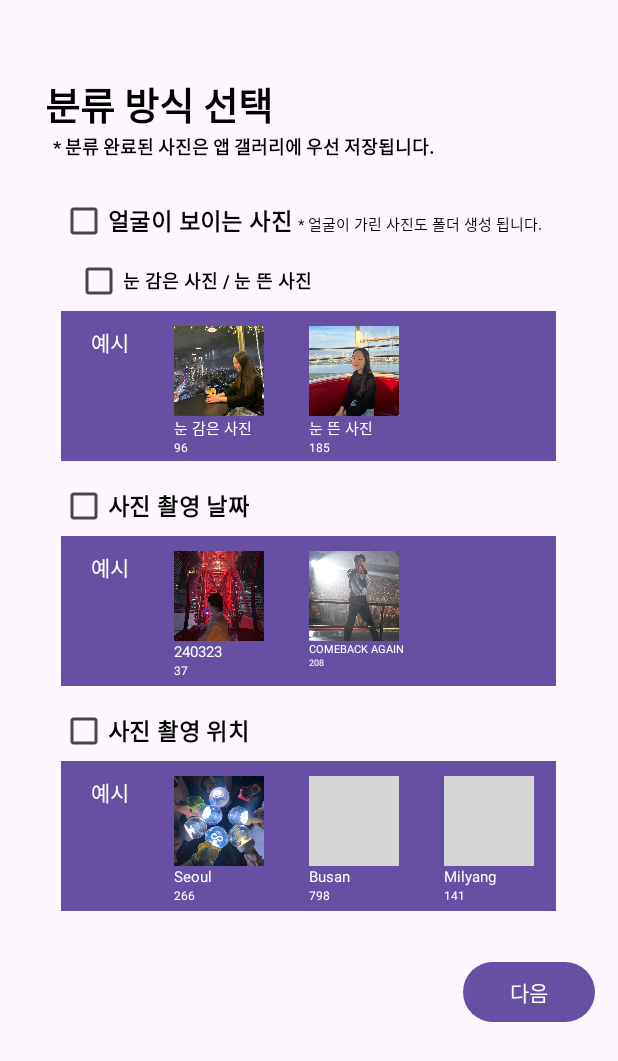
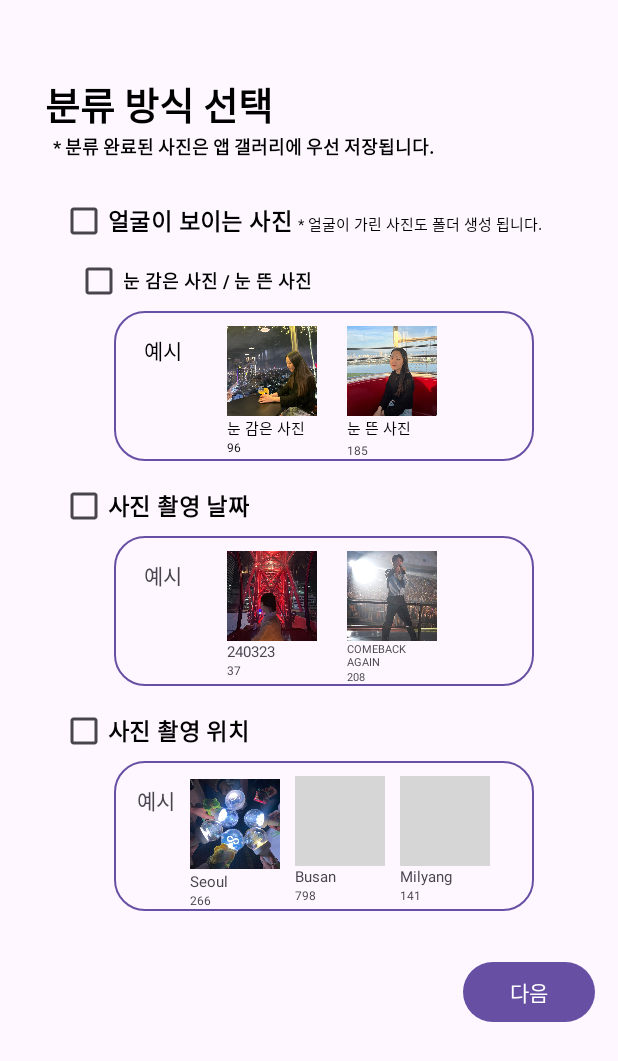
Before and after one commit to Jeongsunga/Image-Classification-Application, an Android app: the Filter screen opened directly, with no data from a screen before it, on a phone screen of 412 x 824 dp. Shown: the top 1061 px of the screen. Run offline under Robolectric (Android 15) with nearby library versions, the phone set to English and light mode, and no system bars; grey boxes are pictures that could not be loaded.

Commit message:
앱 UI 개선

```diff
--- a/app/src/main/java/com/example/picutre/DateFilter.java
+++ b/app/src/main/java/com/example/picutre/DateFilter.java
@@ -70,7 +70,16 @@ public class DateFilter extends AppCompatActivity {
                             MaterialDatePicker materialDatePicker = MaterialDatePicker.Builder.datePicker()
                                     .setTitleText("Date Picker")
                                     .setSelection(today).build(); // 오늘 날짜 셋팅
-                            materialDatePicker.show(getSupportFragmentManager(), "DATE_PICKER");
+                            materialDatePicker.show(getSupportFragmentManager(), "DATE_PICKER"); //여기까진 잘됨
+                            if (selectedCalendar.before(currentCalendar)){
+                                SimpleDateFormat simpleDateFormat = new SimpleDateFormat("yyyy년 MM월 dd일");
+                                Date date = new Date();
+                                date.setTime(selection);
+
+                                String dateString = simpleDateFormat.format(date);
+
+                                tv_date.setText(dateString);
+                            }
 
                             // 당일 까지 선택 가능
                         }else if (selectedCalendar.before(currentCalendar)){
@@ -108,6 +117,7 @@ public class DateFilter extends AppCompatActivity {
                                 selectedCalendar2.setTimeInMillis(selection.second);
                                 Calendar currentCalendar = Calendar.getInstance();
 
+                                //양 일이 같은 날짜일 때
                                 if(selectedCalendar1.equals(selectedCalendar2) ) {
                                     Toast toast = Toast.makeText(getApplicationContext(), "같은 날짜는 선택 불가합니다.\n다시 선택해 주세요.",Toast.LENGTH_SHORT);
                                     toast.show();
@@ -116,6 +126,23 @@ public class DateFilter extends AppCompatActivity {
                                             .setTitleText("Date Picker").build();
 
                                     materialDatePicker.show(getSupportFragmentManager(), "DATE_PICKER");
+                                    if(!selectedCalendar1.equals(selectedCalendar2)) {
+                                        SimpleDateFormat simpleDateFormat = new SimpleDateFormat("yyyy년 MM월 dd일");
+
+                                        Date date1 = new Date();
+                                        Date date2 = new Date();
+
+                                        date1.setTime(selection.first);
+                                        date2.setTime(selection.second);
+
+                                        String dateString1 = simpleDateFormat.format(date1);
+                                        String dateString2 = simpleDateFormat.format(date2);
+
+                                        tv_date.setText("시작일 : " + dateString1 + "\n" + "마감일 : " + dateString2);
+                                    }
+
+
+                                //시작일이나 마감일이 미래일 때
                                 }else if(selectedCalendar1.after(currentCalendar) || selectedCalendar2.after(currentCalendar)) {
                                     Toast toast = Toast.makeText(getApplicationContext(), "미래 날짜는 선택 불가합니다.\n다시 선택해 주세요.",Toast.LENGTH_SHORT);
                                     toast.show();
@@ -124,6 +151,20 @@ public class DateFilter extends AppCompatActivity {
                                             .setTitleText("Date Picker").build();
 
                                     materialDatePicker.show(getSupportFragmentManager(), "DATE_PICKER");
+                                    if(!(selectedCalendar1.after(currentCalendar) || selectedCalendar2.after(currentCalendar))) {
+                                        SimpleDateFormat simpleDateFormat = new SimpleDateFormat("yyyy년 MM월 dd일");
+
+                                        Date date1 = new Date();
+                                        Date date2 = new Date();
+
+                                        date1.setTime(selection.first);
+                                        date2.setTime(selection.second);
+
+                                        String dateString1 = simpleDateFormat.format(date1);
+                                        String dateString2 = simpleDateFormat.format(date2);
+
+                                        tv_date.setText("시작일 : " + dateString1 + "\n" + "마감일 : " + dateString2);
+                                    }
                                 }
 
                                 SimpleDateFormat simpleDateFormat = new SimpleDateFormat("yyyy년 MM월 dd일");
--- a/app/src/main/java/com/example/picutre/GalleryList.java
+++ b/app/src/main/java/com/example/picutre/GalleryList.java
@@ -84,10 +84,6 @@ public class GalleryList extends AppCompatActivity {
             }
             cursor.close();
 
-            //for (Map.Entry<String, String> entry : folderMap.entrySet()) {
-            //    folderItems.add(new FolderItem(entry.getKey(), entry.getValue()));
-            //}
-
             for(Map.Entry<String, Integer> entry : folderCountMap.entrySet()) {
                 String folderName = entry.getKey();
                 int count = entry.getValue();
--- a/app/src/main/java/com/example/picutre/MainActivity.java
+++ b/app/src/main/java/com/example/picutre/MainActivity.java
@@ -62,7 +62,7 @@ public class MainActivity extends AppCompatActivity {
 
         if (isAllowed) {
             // 권한이 이미 허용된 경우, 메인 콘텐츠를 로드
-            //showPermissionDialog();  실행이 잘 되는지만 확인하기 위해 기입해놓은 코드, 잘 동작됨을 확인한 이후에는 지울 예정
+            //showPermissionDialog();  //실행이 잘 되는지만 확인하기 위해 기입해놓은 코드, 잘 동작됨을 확인한 이후에는 지울 예정
         } else {
             // 권한을 요청합니다.
             //showDialogAutomatically(); // 다이얼로그 자동으로 띄우는 메소드
--- /dev/null
+++ b/app/src/main/res/drawable/shape.xml
@@ -0,0 +1,15 @@
+<?xml version="1.0" encoding="utf-8"?>
+
+
+    <shape xmlns:android="http://schemas.android.com/apk/res/android"
+        android:shape="rectangle" >
+    <solid android:color="@null"/>
+    <corners android:bottomRightRadius="20dp"
+        android:bottomLeftRadius="20dp"
+        android:topLeftRadius="20dp"
+        android:topRightRadius="20dp"/>
+    <stroke
+        android:width="1dp"
+        android:color="#6750A3" />
+
+</shape>
--- a/app/src/main/res/layout/activity_filter.xml
+++ b/app/src/main/res/layout/activity_filter.xml
@@ -87,37 +87,38 @@
 
 
     <LinearLayout
-        android:layout_width="330dp"
+        android:layout_width="280dp"
+        android:layout_height="100dp"
         android:layout_gravity="center"
-        android:layout_height="100dp"
-        android:background="#6750A3" >
+        android:layout_marginLeft="10dp"
+        android:background="@drawable/shape">
 
         <TextView
             android:layout_width="wrap_content"
             android:layout_height="wrap_content"
+            android:layout_marginLeft="20dp"
+            android:layout_marginTop="15dp"
             android:text="예시"
-            android:textColor="#ffffff"
-            android:layout_marginTop="10dp"
-            android:layout_marginLeft="20dp"/>
+            android:textColor="#000000" />
 
         <LinearLayout
             android:layout_width="wrap_content"
             android:layout_height="wrap_content"
-            android:orientation="vertical" >
+            android:orientation="vertical">
 
             <ImageView
                 android:layout_width="60dp"
                 android:layout_height="60dp"
-                android:src="@drawable/closedeye"
+                android:layout_marginLeft="30dp"
                 android:layout_marginTop="10dp"
-                android:layout_marginLeft="30dp"/>
+                android:src="@drawable/closedeye" />
 
             <TextView
                 android:layout_width="wrap_content"
                 android:layout_height="wrap_content"
                 android:layout_marginLeft="30dp"
                 android:text="눈 감은 사진"
-                android:textColor="#ffffff"
+                android:textColor="#000000"
                 android:textSize="10sp" />
 
             <TextView
@@ -125,36 +126,36 @@
                 android:layout_height="wrap_content"
                 android:layout_marginLeft="30dp"
                 android:text="96"
-                android:textColor="#ffffff"
+                android:textColor="#000000"
                 android:textSize="8sp" />
         </LinearLayout>
 
         <LinearLayout
             android:layout_width="wrap_content"
             android:layout_height="wrap_content"
-            android:orientation="vertical" >
+            android:orientation="vertical">
 
             <ImageView
                 android:layout_width="60dp"
                 android:layout_height="60dp"
-                android:src="@drawable/openeye"
+                android:layout_marginLeft="20dp"
                 android:layout_marginTop="10dp"
-                android:layout_marginLeft="30dp"/>
+                android:src="@drawable/openeye" />
 
             <TextView
                 android:layout_width="wrap_content"
-                android:layout_height="wrap_content"
-                android:layout_marginLeft="30dp"
+                android:layout_height="17dp"
+                android:layout_marginLeft="20dp"
                 android:text="눈 뜬 사진"
-                android:textColor="#ffffff"
+                android:textColor="#000000"
                 android:textSize="10sp" />
 
             <TextView
                 android:layout_width="wrap_content"
                 android:layout_height="wrap_content"
-                android:layout_marginLeft="30dp"
+                android:layout_marginLeft="20dp"
                 android:text="185"
-                android:textColor="#ffffff"
+
                 android:textSize="8sp" />
         </LinearLayout>
 
@@ -172,37 +173,38 @@
         android:textStyle="bold" />
 
     <LinearLayout
-        android:layout_width="330dp"
+        android:layout_width="280dp"
+        android:layout_height="100dp"
         android:layout_gravity="center"
-        android:layout_height="100dp"
-        android:background="#6750A3" >
+        android:layout_marginLeft="10dp"
+        android:background="@drawable/shape">
 
         <TextView
             android:layout_width="wrap_content"
             android:layout_height="wrap_content"
-            android:text="예시"
-            android:textColor="#ffffff"
-            android:layout_marginTop="10dp"
-            android:layout_marginLeft="20dp"/>
+            android:layout_marginLeft="20dp"
+
+            android:layout_marginTop="15dp"
+            android:text="예시" />
 
         <LinearLayout
             android:layout_width="wrap_content"
             android:layout_height="wrap_content"
-            android:orientation="vertical" >
+            android:orientation="vertical">
 
             <ImageView
                 android:layout_width="60dp"
                 android:layout_height="60dp"
-                android:src="@drawable/noface"
+                android:layout_marginLeft="30dp"
                 android:layout_marginTop="10dp"
-                android:layout_marginLeft="30dp"/>
+                android:src="@drawable/noface" />
 
             <TextView
                 android:layout_width="wrap_content"
                 android:layout_height="wrap_content"
                 android:layout_marginLeft="30dp"
                 android:text="240323"
-                android:textColor="#ffffff"
+
                 android:textSize="10sp" />
 
             <TextView
@@ -210,37 +212,37 @@
                 android:layout_height="wrap_content"
                 android:layout_marginLeft="30dp"
                 android:text="37"
-                android:textColor="#ffffff"
+
                 android:textSize="8sp" />
         </LinearLayout>
 
         <LinearLayout
             android:layout_width="wrap_content"
             android:layout_height="wrap_content"
-            android:orientation="vertical" >
+            android:orientation="vertical">
 
             <ImageView
                 android:layout_width="60dp"
                 android:layout_height="60dp"
-                android:src="@drawable/nwh28"
+                android:layout_marginLeft="20dp"
                 android:layout_marginTop="10dp"
-                android:layout_marginLeft="30dp"/>
+                android:src="@drawable/nwh28" />
 
             <TextView
                 android:layout_width="wrap_content"
                 android:layout_height="wrap_content"
-                android:layout_marginLeft="30dp"
-                android:text="COMEBACK AGAIN"
-                android:textColor="#ffffff"
+                android:layout_marginLeft="20dp"
+                android:text="COMEBACK\nAGAIN"
+
                 android:textSize="7sp" />
 
             <TextView
                 android:layout_width="wrap_content"
                 android:layout_height="wrap_content"
-                android:layout_marginLeft="30dp"
+                android:layout_marginLeft="20dp"
                 android:text="208"
-                android:textColor="#ffffff"
-                android:textSize="6sp" />
+
+                android:textSize="7sp" />
         </LinearLayout>
 
     </LinearLayout>
@@ -257,18 +259,19 @@
         android:textStyle="bold" />
 
     <LinearLayout
-        android:layout_width="330dp"
+        android:layout_width="280dp"
         android:layout_gravity="center"
         android:layout_height="100dp"
-        android:background="#6750A3" >
+        android:layout_marginLeft="10dp"
+        android:background="@drawable/shape" >
 
         <TextView
             android:layout_width="wrap_content"
             android:layout_height="wrap_content"
             android:text="예시"
-            android:textColor="#ffffff"
-            android:layout_marginTop="10dp"
-            android:layout_marginLeft="20dp"/>
+
+            android:layout_marginTop="15dp"
+            android:layout_marginLeft="15dp"/>
 
         <LinearLayout
             android:layout_width="wrap_content"
@@ -277,25 +280,25 @@
 
             <ImageView
                 android:layout_width="60dp"
-                android:layout_height="60dp"
-                android:layout_marginLeft="30dp"
+                android:layout_height="63dp"
+                android:layout_marginLeft="10dp"
                 android:layout_marginTop="10dp"
                 android:src="@drawable/seoul" />
 
             <TextView
                 android:layout_width="wrap_content"
                 android:layout_height="wrap_content"
-                android:layout_marginLeft="30dp"
+                android:layout_marginLeft="10dp"
                 android:text="Seoul"
-                android:textColor="#ffffff"
+
                 android:textSize="10sp" />
 
             <TextView
                 android:layout_width="wrap_content"
                 android:layout_height="wrap_content"
-                android:layout_marginLeft="30dp"
+                android:layout_marginLeft="10dp"
                 android:text="266"
-                android:textColor="#ffffff"
+
                 android:textSize="8sp" />
         </LinearLayout>
 
@@ -309,22 +312,22 @@
                 android:layout_height="60dp"
                 android:src="@drawable/busan"
                 android:layout_marginTop="10dp"
-                android:layout_marginLeft="30dp"/>
+                android:layout_marginLeft="10dp"/>
 
             <TextView
                 android:layout_width="wrap_content"
                 android:layout_height="wrap_content"
-                android:layout_marginLeft="30dp"
+                android:layout_marginLeft="10dp"
                 android:text="Busan"
-                android:textColor="#ffffff"
+
                 android:textSize="10sp" />
 
             <TextView
                 android:layout_width="wrap_content"
                 android:layout_height="wrap_content"
-                android:layout_marginLeft="30dp"
+                android:layout_marginLeft="10dp"
                 android:text="798"
-                android:textColor="#ffffff"
+
                 android:textSize="8sp" />
         </LinearLayout>
 
@@ -338,22 +341,22 @@
                 android:layout_height="60dp"
                 android:src="@drawable/milyang"
                 android:layout_marginTop="10dp"
-                android:layout_marginLeft="30dp"/>
+                android:layout_marginLeft="10dp"/>
 
             <TextView
                 android:layout_width="wrap_content"
                 android:layout_height="wrap_content"
-                android:layout_marginLeft="30dp"
+                android:layout_marginLeft="10dp"
                 android:text="Milyang"
-                android:textColor="#ffffff"
+
                 android:textSize="10sp" />
 
             <TextView
                 android:layout_width="wrap_content"
                 android:layout_height="wrap_content"
-                android:layout_marginLeft="30dp"
+                android:layout_marginLeft="10dp"
                 android:text="141"
-                android:textColor="#ffffff"
+
                 android:textSize="8sp" />
         </LinearLayout>
 
--- a/app/src/main/res/layout/listview.xml
+++ b/app/src/main/res/layout/listview.xml
@@ -7,7 +7,9 @@
     <LinearLayout
         android:layout_width="match_parent"
         android:layout_height="wrap_content"
-        android:orientation="horizontal">
+        android:orientation="horizontal"
+        android:background="@drawable/shape"
+        android:layout_margin="10dp">
 
         <ImageView
             android:id="@+id/imageview"
```
